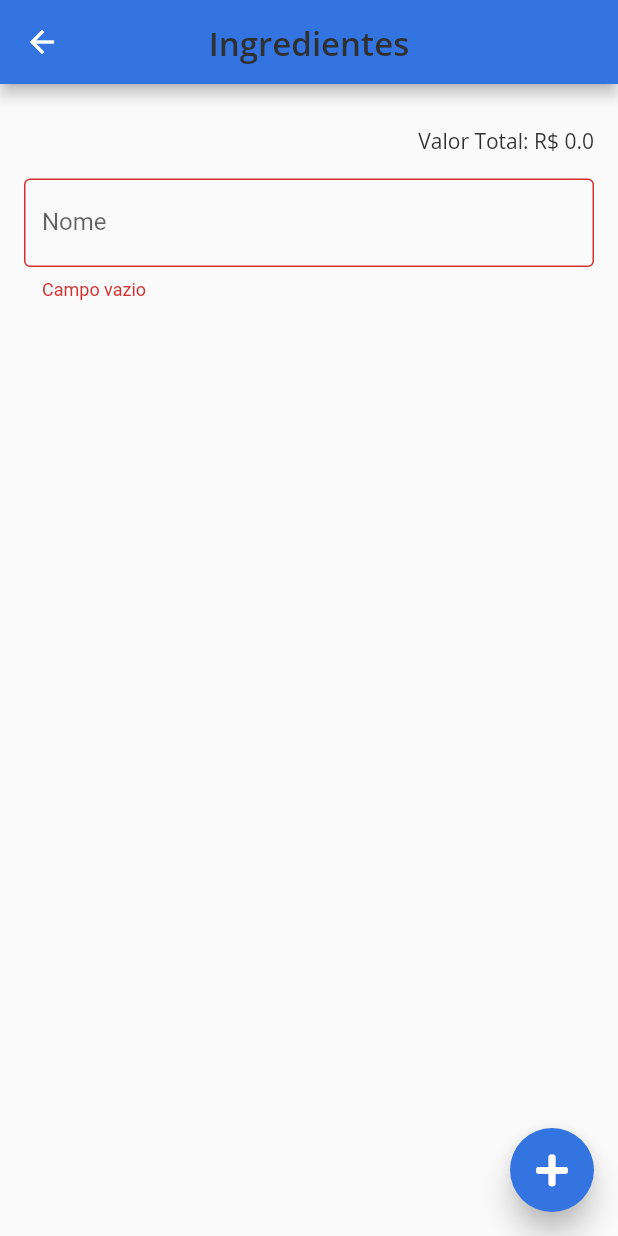
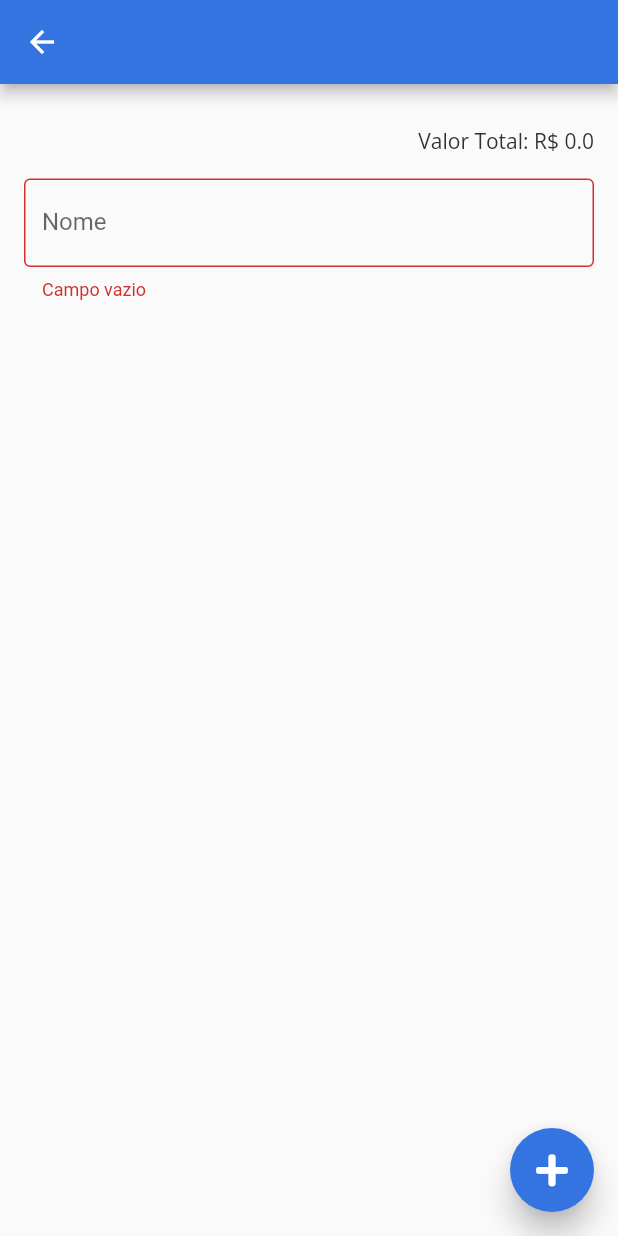
Before and after one commit to mmarlonsodre1/confectionery_storie, a Flutter app: the IngredientIntoIngredientPage screen opened directly with empty values, on a phone screen of 412 x 824 dp. Run offline on Flutter 3.47's test engine with Material 2 defaults, Android fonts, the phone set to English and light mode, and no system bars; our stand-ins replace flutter_modular, flutter_triple, font_awesome_flutter, google_fonts.

Commit message:
Mudar nome na toolbar

```diff
--- a/lib/app/modules/ingredients/ingredient_into_ingredient/ingredient_into_ingredient_page.dart
+++ b/lib/app/modules/ingredients/ingredient_into_ingredient/ingredient_into_ingredient_page.dart
@@ -11,9 +11,8 @@ import 'ingredient_into_ingredient_store.dart';
 
 class IngredientIntoIngredientPage extends StatefulWidget {
   final IngredientEntity ingredient;
-  final String? title;
   const IngredientIntoIngredientPage(
-      {required this.ingredient, this.title = "Ingredientes"})
+      {required this.ingredient})
       : super();
 
   @override
@@ -60,7 +59,7 @@ class _IngredientIntoIngredientPageState extends ModularState<
         backgroundColor: primaryColor,
         automaticallyImplyLeading: true,
         title: Text(
-          'Ingredientes',
+          widget.ingredient.name ?? "",
           style: textTitle2,
         ),
         centerTitle: true,
```
